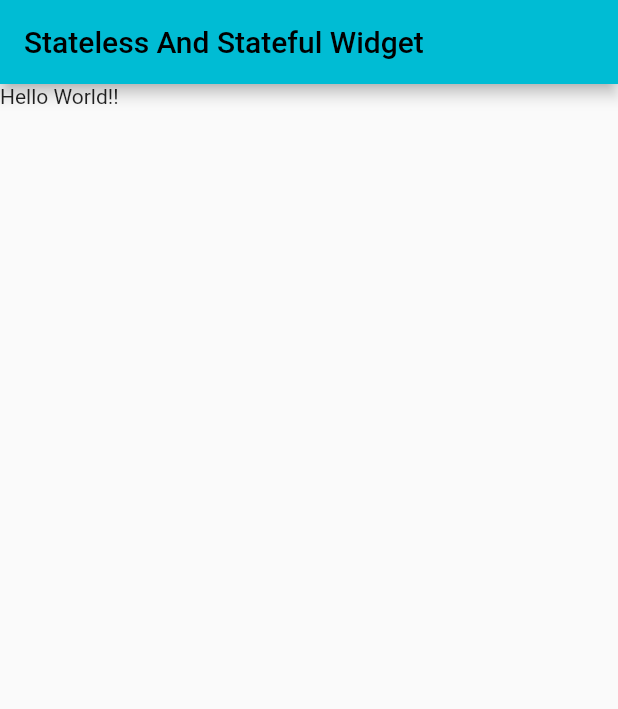
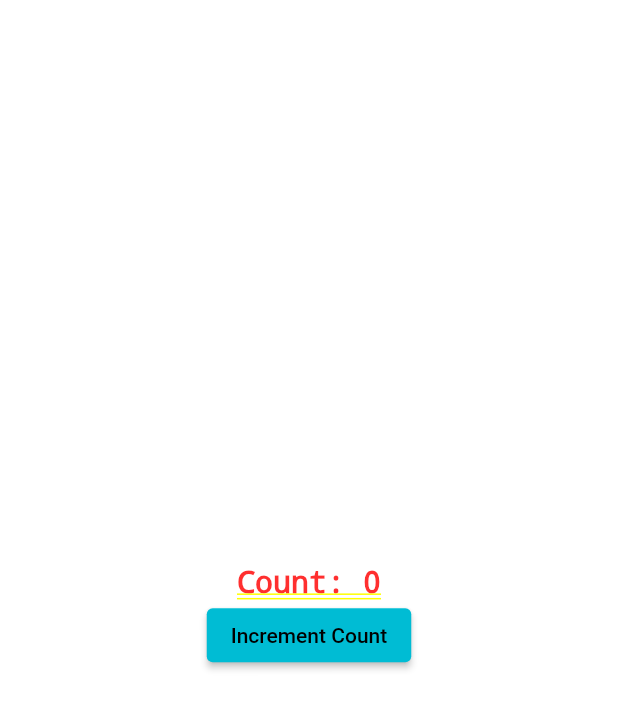
Before and after one commit to AkashBelekar2428/StatelessAndStatefulWidget_Flutter, a Flutter app: the screen it shows after launch, on a phone screen of 412 x 824 dp. Shown: the top 709 px of the screen. Run offline on Flutter 3.47's test engine with Material 2 defaults, Android fonts, the phone set to English and light mode, and no system bars.

Commit message:
Counter increment

```diff
--- a/lib/main.dart
+++ b/lib/main.dart
@@ -18,14 +18,28 @@ class StatelessAndStateful extends StatelessWidget{
   }
 }
 
-class StatelessAndStatefulScreen extends StatelessWidget{
+class StatelessAndStatefulScreen extends StatefulWidget {
+  @override
+  State<StatefulWidget> createState() => stateFul();
+
+}
+
+class stateFul extends State<StatelessAndStatefulScreen>{
+  var count = 0;
   @override
   Widget build(BuildContext context) {
-    return Scaffold(
-      appBar: AppBar(
-        title: Text('Stateless And Stateful Widget '),
-      ),
-      body: Text('Hello World!!'),
-    );
+   return Column(
+     mainAxisAlignment: MainAxisAlignment.center,
+     children: [
+       Text("Count: $count", style: TextStyle(fontSize: 20),),
+       ElevatedButton(onPressed: (){
+          setState(() {
+            count ++ ;
+          });
+
+       }, child: Text('Increment Count'))
+     ],
+
+   );
   }
 }
```
